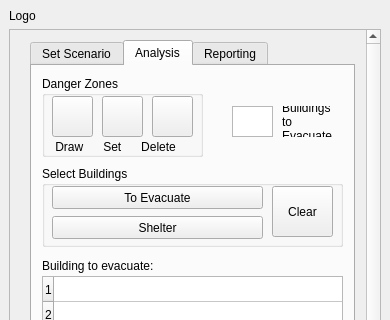
Before: the Qt Designer form Evacu8/Evacu8/Evacu8_dockwidget_base.ui in fhb1990/GEO1005, drawn with Qt 5; both pictures show x 0 to 390 and y 0 to 320 of the 390 by 755 pixel window.
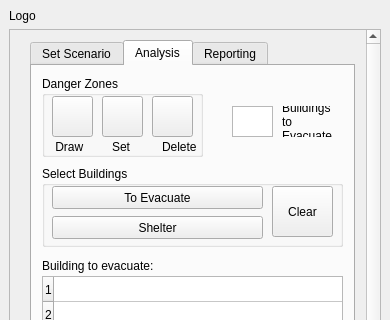
After: the same form once the commit is applied. The open tabs and pages were chosen to show the change.

What changed in the file:
```diff
--- a/Evacu8/Evacu8/Evacu8_dockwidget_base.ui
+++ b/Evacu8/Evacu8/Evacu8_dockwidget_base.ui
@@ -482,12 +482,38 @@
             <rect>
              <x>10</x>
              <y>60</y>
-             <width>151</width>
+             <width>41</width>
              <height>21</height>
             </rect>
            </property>
            <property name="text">
-            <string> Draw      Set      Delete</string>
+            <string> Draw</string>
+           </property>
+          </widget>
+          <widget class="QLabel" name="label_2">
+           <property name="geometry">
+            <rect>
+             <x>70</x>
+             <y>60</y>
+             <width>41</width>
+             <height>21</height>
+            </rect>
+           </property>
+           <property name="text">
+            <string>Set</string>
+           </property>
+          </widget>
+          <widget class="QLabel" name="label_3">
+           <property name="geometry">
+            <rect>
+             <x>120</x>
+             <y>60</y>
+             <width>41</width>
+             <height>21</height>
+            </rect>
+           </property>
+           <property name="text">
+            <string>Delete</string>
            </property>
           </widget>
          </widget>
```
